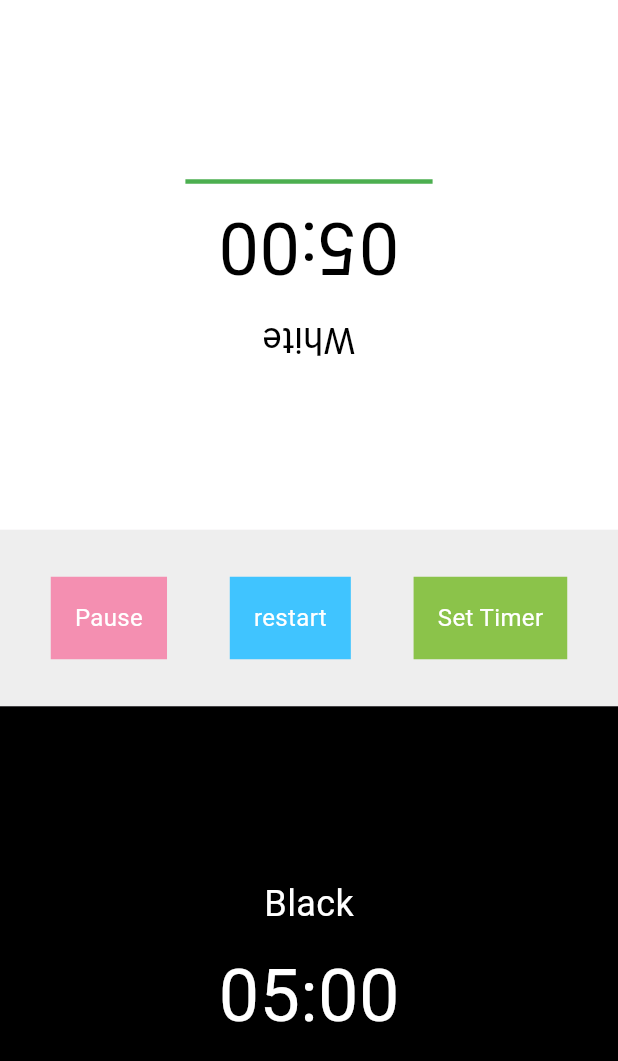
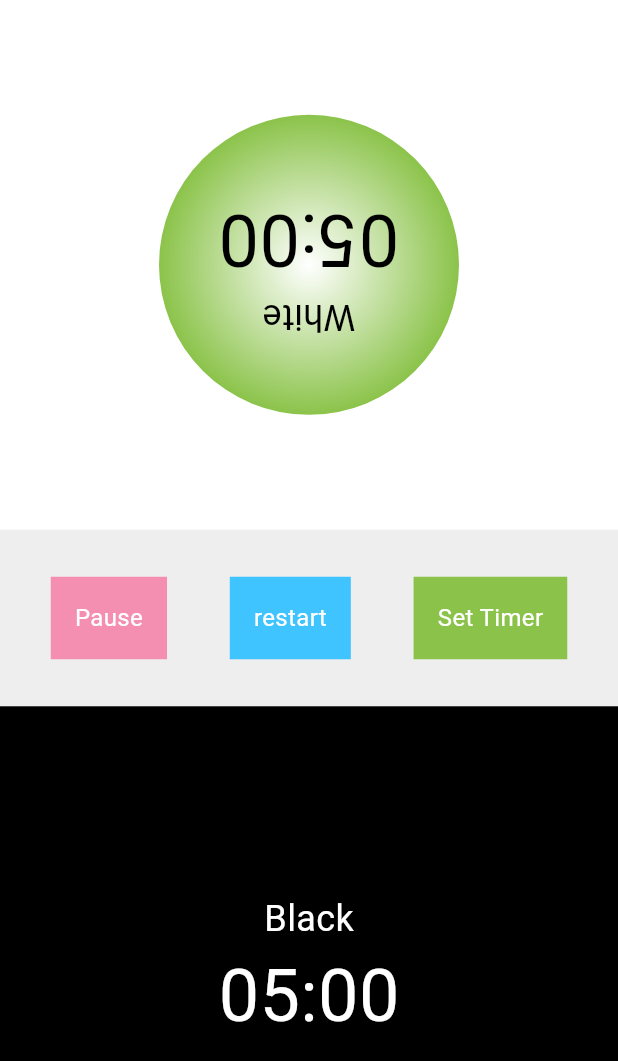
Before and after one commit to westrunner/Chess-clock, a Flutter app: the screen it shows after launch, on a phone screen of 412 x 824 dp. Shown: the top 1061 px of the screen. Run offline on Flutter 3.47's test engine with Material 3 defaults, Android fonts, the phone set to English and light mode, and no system bars.

Commit message:
player_information created

```diff
--- a/lib/Layout/home.dart
+++ b/lib/Layout/home.dart
@@ -3,6 +3,7 @@ import 'dart:async';
 import 'package:chess_clock/Layout/dialog/set_custom_timer.dart';
 import 'package:chess_clock/Layout/dialog/show_game_over_dialog.dart';
 import 'package:chess_clock/Layout/widget/app_button.dart';
+import 'package:chess_clock/Layout/widget/player_information.dart';
 import 'package:flutter/material.dart';
 
 class ChessClock extends StatefulWidget {
@@ -114,9 +115,10 @@ class _ChessClockState extends State<ChessClock> {
                 child: Container(
                   color: Colors.white,
                   child: Center(
-                    child: buildTimer(player2Time, 'White',
-                        !isPlayer1Turn), // Invert logic here
-                  ),
+                      child: PlayerInformation(
+                          time: player2Time,
+                          isFirstPlayer: true,
+                          isActive: !isPlayer1Turn)),
                 ),
               ),
             ),
@@ -128,15 +130,6 @@ class _ChessClockState extends State<ChessClock> {
               child: Row(
                 mainAxisAlignment: MainAxisAlignment.spaceEvenly,
                 children: [
-                  // ElevatedButton(
-                  //   onPressed: pause,
-                  //   style: ElevatedButton.styleFrom(
-                  //     padding:
-                  //         EdgeInsets.symmetric(horizontal: 30, vertical: 15),
-                  //     textStyle: TextStyle(fontSize: 18),
-                  //   ),
-                  //   child: Text(isPaused ? 'Resume' : 'Pause'),
-                  // ),
                   AppButton(
                     pepeOnTap: pause,
                     textoBoton: isPaused ? 'Resume' : 'Pause',
@@ -167,39 +160,6 @@ class _ChessClockState extends State<ChessClock> {
                     textoBoton: 'Set Timer',
                     fondoColor: Colors.lightGreen,
                   ),
-                  // ElevatedButton(
-                  //   onPressed: () => setCustomTimer(
-                  //     context: context,
-                  //     onChanged: (value) {
-                  //       addTimePerMove = int.tryParse(value) ?? 0;
-                  //     },
-                  //     onPressed: (minutes, seconds) {
-                  //       setState(() {
-                  //         player1Time = (minutes * 60 + seconds) *
-                  //             1000; // Convert to milliseconds
-                  //         player2Time = (minutes * 60 + seconds) *
-                  //             1000; // Convert to milliseconds
-                  //         isPaused = false;
-                  //       });
-                  //       Navigator.of(context).pop();
-                  //     },
-                  //   ),
-                  //   style: ElevatedButton.styleFrom(
-                  //     padding:
-                  //         EdgeInsets.symmetric(horizontal: 30, vertical: 15),
-                  //     textStyle: TextStyle(fontSize: 18),
-                  //   ),
-                  //   child: Text('Set Timer'),
-                  // ),
-                  // ElevatedButton(
-                  //   onPressed: restart,
-                  //   style: ElevatedButton.styleFrom(
-                  //     padding:
-                  //         EdgeInsets.symmetric(horizontal: 30, vertical: 15),
-                  //     textStyle: TextStyle(fontSize: 18),
-                  //   ),
-                  //   child: Text('Restart'),
-                  // ),
                 ],
               ),
             ),
@@ -215,9 +175,10 @@ class _ChessClockState extends State<ChessClock> {
               child: Container(
                 color: Colors.black,
                 child: Center(
-                  child: buildTimer(player1Time, 'Black',
-                      isPlayer1Turn), // Invert logic here as well
-                ),
+                    child: PlayerInformation(
+                        time: player1Time,
+                        isFirstPlayer: false,
+                        isActive: isPlayer1Turn)),
               ),
             ),
           ),
@@ -225,46 +186,4 @@ class _ChessClockState extends State<ChessClock> {
       ),
     );
   }
-
-  Widget buildTimer(int time, String player, bool isActive) {
-    int minutes = (time ~/ 60000); // Convert milliseconds to minutes
-    int seconds =
-        ((time % 60000) ~/ 1000); // Convert remaining milliseconds to seconds
-
-    return Column(
-      mainAxisSize: MainAxisSize.min,
-      children: [
-        Text(
-          player,
-          style: TextStyle(
-            fontSize: 24,
-            color: player == 'White' ? Colors.black : Colors.white,
-          ),
-        ),
-        Container(
-          padding: EdgeInsets.all(10),
-          child: Column(
-            children: [
-              Text(
-                '${minutes.toString().padLeft(2, '0')}:${seconds.toString().padLeft(2, '0')}',
-                style: TextStyle(
-                  fontSize: 48,
-                  color: player == 'White' ? Colors.black : Colors.white,
-                ),
-              ),
-              // Green line below the opposite timer
-              if (isActive)
-                Container(
-                  margin: EdgeInsets.only(top: 8),
-                  height: 3,
-                  width: MediaQuery.of(context).size.width *
-                      0.4, // Adjust to 40% of the screen width (you can change this value)
-                  color: Colors.green, // Green line
-                ),
-            ],
-          ),
-        ),
-      ],
-    );
-  }
 }
--- /dev/null
+++ b/lib/Layout/widget/player_information.dart
@@ -0,0 +1,60 @@
+import 'package:flutter/material.dart';
+
+class PlayerInformation extends StatelessWidget {
+  const PlayerInformation(
+      {super.key,
+      required this.time,
+      required this.isFirstPlayer,
+      required this.isActive});
+  final int time;
+  final bool isFirstPlayer;
+  final bool isActive;
+
+  @override
+  Widget build(BuildContext context) {
+    int minutes = (time ~/ 60000); // Convert milliseconds to minutes
+    int seconds =
+        ((time % 60000) ~/ 1000); // Convert remaining milliseconds to seconds
+    return Stack(
+      alignment: Alignment.center,
+      children: [
+        if (isActive)
+          Container(
+            width: 200, // Ancho del círculo
+            decoration: BoxDecoration(
+              shape: BoxShape.circle,
+              gradient: RadialGradient(
+                colors: [
+                  isFirstPlayer ? Colors.white : Colors.black,
+                  // if (player == "White") Colors.white,
+                  // if (player == "Black") Colors.black,
+                  Colors.lightGreen,
+                ],
+                center: Alignment.center,
+                radius: 0.5, // Controla el tamaño del gradiente
+              ),
+            ),
+          ),
+        Column(
+          mainAxisSize: MainAxisSize.min,
+          children: [
+            Text(
+              isFirstPlayer ? "White" : "Black",
+              style: TextStyle(
+                fontSize: 24,
+                color: isFirstPlayer ? Colors.black : Colors.white,
+              ),
+            ),
+            Text(
+              '${minutes.toString().padLeft(2, '0')}:${seconds.toString().padLeft(2, '0')}',
+              style: TextStyle(
+                fontSize: 48,
+                color: isFirstPlayer ? Colors.black : Colors.white,
+              ),
+            ),
+          ],
+        ),
+      ],
+    );
+  }
+}
```
Also changed, not shown: 1 other file.
